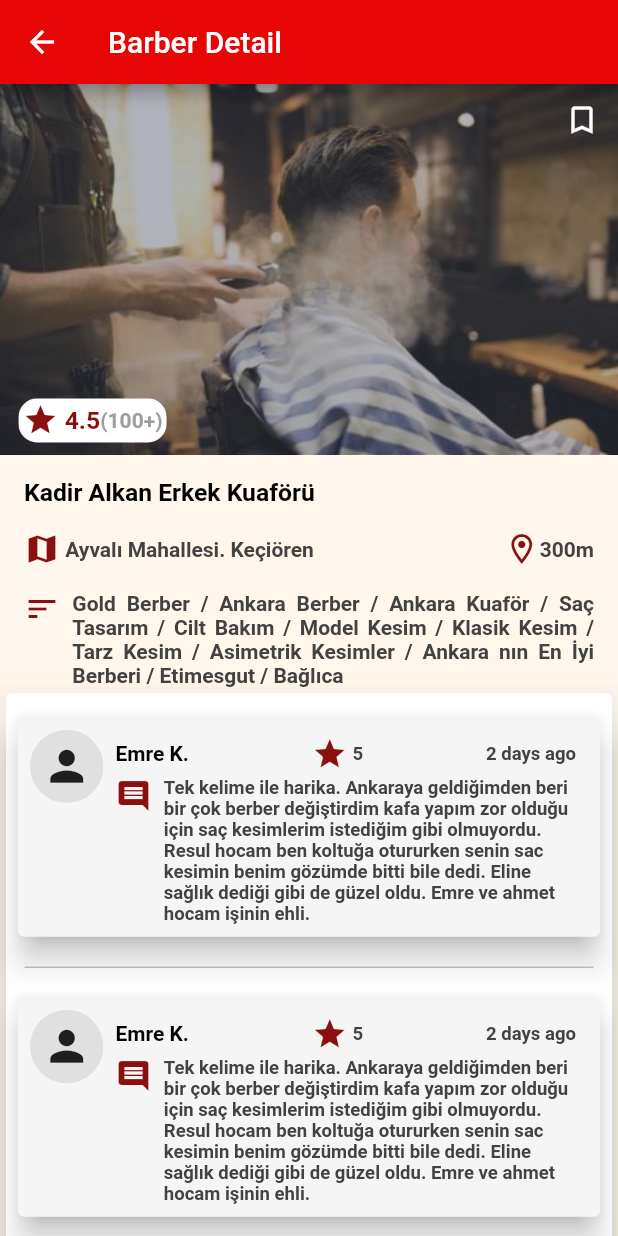
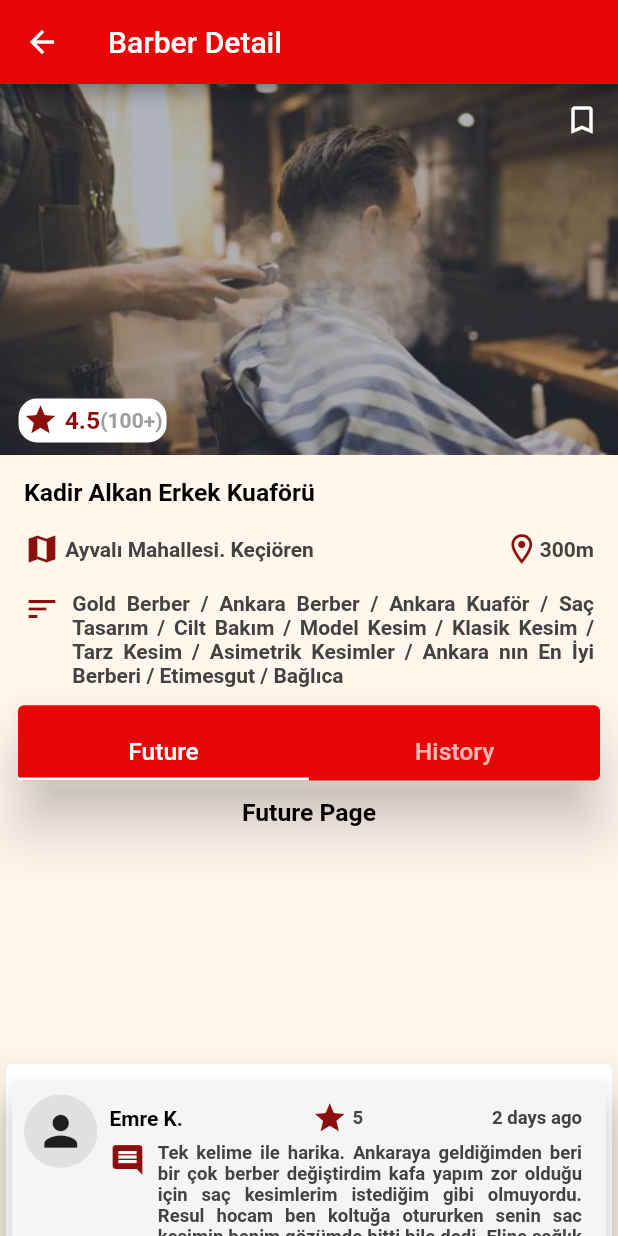
Before and after one commit to emrekorus/BarberBookingApp, a Flutter app: the screen it shows once a user with an empty profile is signed in, after a tap on "4.5", on a phone screen of 412 x 824 dp. Run offline on Flutter 3.47's test engine with Material 2 defaults, Android fonts, the phone set to English and light mode, and no system bars; our stand-ins replace firebase_auth, firebase_database, firebase_storage, flutter_spinkit, im_stepper, sliding_up_panel; accounts and stored records are empty; network calls fail.

Commit message:
Models are created. Snapshot and json parse operations are done.

```diff
--- a/lang/tr.json
+++ b/lang/tr.json
@@ -17,5 +17,4 @@
   "appointment_screen_title": "Appointment",
   "history_screen_title": "History",
   "profile_screen_title": "Profile"
-
 }
--- /dev/null
+++ b/lib/Models/Barber.dart
@@ -0,0 +1,114 @@
+import 'package:firebase_database/firebase_database.dart';
+import 'package:my_barber/Models/Personels.dart';
+import 'package:my_barber/Models/Review.dart';
+
+class Barber {
+  String ID;
+  String about;
+  String address;
+  String image;
+  double latitude;
+  double longitude;
+  String name;
+  List<Personal> personals;
+  List<Review> reviews;
+  double stars;
+
+  Barber.empty();
+
+  Barber(this.ID, this.about, this.address, this.image, this.latitude,
+      this.longitude, this.name, this.personals, this.reviews, this.stars);
+
+/*
+  Barber.map(dynamic obj) {
+    ID = obj['ID'];
+    about = obj['about'];
+    address = obj['address'];
+    image = obj['image'];
+    latitude = snapshot.value['latitude'];
+    longitude = snapshot.value['longitude'];
+    name = snapshot.value['name'];
+    personals = personalList;
+    reviews = reviewList;
+    stars = snapshot.value['stars'];
+  }*/
+
+  Barber.fromSnapshot(DataSnapshot snapshot) {
+    var list = snapshot.value['personels'] as List;
+    List<Personal> personalList =
+        list.map((i) => Personal.fromSnapshot(i)).toList();
+
+    var list2 = snapshot.value['reviews'] as List;
+    List<Review> reviewList = list2.map((i) => Review.fromSnapshot(i)).toList();
+
+    ID = snapshot.key;
+    about = snapshot.value['about'];
+    address = snapshot.value['address'];
+    image = snapshot.value['image'];
+    latitude = snapshot.value['latitude'];
+    longitude = snapshot.value['longitude'];
+    name = snapshot.value['name'];
+    personals = personalList;
+    reviews = reviewList;
+    stars = snapshot.value['stars'];
+  }
+
+  factory Barber.fromJson(dynamic json) {
+    var list = json['personels'];
+    List<Personal> personalList = [];
+    for (var individualKey in list.keys) {
+      Personal personal = Personal.fromJson(list[individualKey]);
+      personalList.add(personal);
+    }
+
+    var list2 = json['reviews'];
+    List<Review> reviewList = [];
+    if (list2 != null){
+      for (var individualKey in list2.keys) {
+        Review review = Review.fromJson(list2[individualKey]);
+        reviewList.add(review);
+      }
+    }
+
+
+    return Barber(
+      json['ID'] as String,
+      json['about'] as String,
+      json['address'] as String,
+      json['image'] as String,
+      json['latitude'] as double,
+      json['longitude'] as double,
+      json['name'] as String,
+      personalList,
+      reviewList,
+      json['stars'] as double,
+    );
+  }
+
+  Map toJson() {
+    List<Map> personals = this.personals != null
+        ? this.personals.map((i) => i.toJson()).toList()
+        : null;
+    List<Map> reviews = this.reviews != null
+        ? this.reviews.map((i) => i.toJson()).toList()
+        : null;
+
+    return {
+      'ID': ID,
+      'about': about,
+      'address': address,
+      'image': image,
+      'latitude': latitude,
+      'longitude': longitude,
+      'name': name,
+      'personalList': personals,
+      'reviews': reviews,
+      'stars': stars,
+    };
+  }
+
+  @override
+  String toString() {
+    return 'Barber{ID: $ID, about: $about, address: $address, image: $image, latitude: $latitude, longitude: $longitude, name: $name, personals: $personals, reviews: $reviews, stars: $stars}';
+  }
+}
--- /dev/null
+++ b/lib/Models/Personels.dart
@@ -0,0 +1,32 @@
+import 'package:firebase_database/firebase_database.dart';
+
+class Personal {
+  String id;
+  String barber_name;
+
+  Personal.empty();
+
+  Personal(this.id, this.barber_name);
+
+  Personal.fromSnapshot(DataSnapshot snapshot) {
+    id = snapshot.key;
+    barber_name = snapshot.value['barber_name'];
+  }
+
+  factory Personal.fromJson(dynamic json) {
+    return Personal(
+      json['id'] as String,
+      json['barber_name'] as String,
+    );
+  }
+
+  Map toJson() => {
+        'id': id,
+        'barber_name': barber_name,
+      };
+
+  @override
+  String toString() {
+    return 'Personel{id: $id, barber_name: $barber_name}';
+  }
+}
--- /dev/null
+++ b/lib/Models/Review.dart
@@ -0,0 +1,44 @@
+import 'package:firebase_database/firebase_database.dart';
+
+class Review {
+  String id;
+  String comment;
+  int star;
+  int time;
+  String user;
+
+  Review.empty();
+
+  Review(this.id, this.comment, this.star, this.time, this.user);
+
+  Review.fromSnapshot(DataSnapshot snapshot) {
+    id = snapshot.key;
+    comment = snapshot.value['comment'];
+    star = snapshot.value['star'];
+    time = snapshot.value['time'];
+    user = snapshot.value['user'];
+  }
+
+  factory Review.fromJson(dynamic json) {
+    return Review(
+      json['id'] as String,
+      json['comment'] as String,
+      json['star'] as int,
+      json['time'] as int,
+      json['user'] as String,
+    );
+  }
+
+  Map toJson() => {
+        'id': id,
+        'comment': comment,
+        'star': star,
+        'time': time,
+        'user': user,
+      };
+
+  @override
+  String toString() {
+    return 'Review{id: $id, comment: $comment, star: $star, time: $time, user: $user}';
+  }
+}
--- a/lib/Models/Users.dart
+++ b/lib/Models/Users.dart
@@ -17,7 +17,7 @@ class Users {
     name = snapshot.value['name'];
     surname = snapshot.value['surname'];
     email = snapshot.value['mail'];
-    phone_number = snapshot.value['phone_number'];
+    phone_number = snapshot.value['phone_number'].toString();
     profile_image = snapshot.value['profile_image'];
   }
 
--- a/lib/Screens/Appointment/AppointmentScreen.dart
+++ b/lib/Screens/Appointment/AppointmentScreen.dart
@@ -1,9 +1,13 @@
 import 'package:flutter/foundation.dart';
 import 'package:flutter/material.dart';
 import 'package:im_stepper/stepper.dart';
+import 'package:my_barber/Models/Users.dart';
 import 'package:my_barber/Utils/size_config.dart';
 
 class AppointmentScreen extends StatefulWidget {
+  Users user;
+
+  AppointmentScreen(this.user);
   @override
   _AppointmentScreenState createState() => _AppointmentScreenState();
 }
--- a/lib/Screens/Discover/DiscoverScreen.dart
+++ b/lib/Screens/Discover/DiscoverScreen.dart
@@ -1,19 +1,30 @@
 import 'package:carousel_slider/carousel_slider.dart';
 import 'package:flutter/cupertino.dart';
 import 'package:flutter/material.dart';
+import 'package:my_barber/Models/Barber.dart';
+import 'package:my_barber/Models/Users.dart';
 import 'package:my_barber/Screens/Generic/BarberItem.dart';
 import 'package:my_barber/Screens/Generic/FavouriteBarberItem.dart';
+import 'package:my_barber/Screens/Generic/LoadingScreen.dart';
 import 'package:my_barber/Screens/Generic/SystemUI.dart';
+import 'package:my_barber/Services/DatabaseHelper.dart';
 import 'package:my_barber/Utils/app_localizations.dart';
 import 'package:my_barber/Utils/size_config.dart';
 import 'package:sliding_up_panel/sliding_up_panel.dart';
 
 class DiscoverScreen extends StatefulWidget {
+  Users user;
+
+  DiscoverScreen(this.user);
+
   @override
   _DiscoverScreenState createState() => _DiscoverScreenState();
 }
 
 class _DiscoverScreenState extends State<DiscoverScreen> {
+  bool isLoading = true;
+  List<Barber> _barbers = [];
+
   List<int> list = [1, 2, 3, 4, 5];
   List<String> list2 = [
     "assets/images/1.jpg",
@@ -32,6 +43,31 @@ class _DiscoverScreenState extends State<DiscoverScreen> {
     });
   }
 
+  getBarbers() async {
+    setState(() {
+      isLoading = true;
+    });
+    try {
+      List<Barber> barbers = await DatabaseHelper().getBarbers();
+      if (mounted) {
+        setState(() {
+          _barbers = barbers;
+        });
+      }
+    } catch (e) {
+      print("getBarbers (): Exception: $e");
+    }
+    setState(() {
+      isLoading = false;
+    });
+  }
+
+  @override
+  void initState() {
+    super.initState();
+    getBarbers();
+  }
+
   @override
   Widget build(BuildContext context) {
     return SlidingUpPanel(
@@ -44,7 +80,7 @@ class _DiscoverScreenState extends State<DiscoverScreen> {
         panelBuilder: (scrollController) => buildSlidingPanel(
             scrollController: scrollController,
             panelController: panelController),
-        body: discoverScreenBody());
+        body: isLoading ? LoadingScreen() : discoverScreenBody());
   }
 
   Widget discoverScreenBody() {
@@ -167,7 +203,11 @@ class _DiscoverScreenState extends State<DiscoverScreen> {
                 ),
               ),
               Padding(
-                padding:  EdgeInsets.fromLTRB(1*SizeConfig.heightMultiplier, 1*SizeConfig.heightMultiplier, 1*SizeConfig.heightMultiplier, 0),
+                padding: EdgeInsets.fromLTRB(
+                    1 * SizeConfig.heightMultiplier,
+                    1 * SizeConfig.heightMultiplier,
+                    1 * SizeConfig.heightMultiplier,
+                    0),
                 child: Text("My Favourite Barbers"),
               ),
               Card(
@@ -187,7 +227,11 @@ class _DiscoverScreenState extends State<DiscoverScreen> {
                 ),
               ),
               Padding(
-                padding: EdgeInsets.fromLTRB(1*SizeConfig.heightMultiplier, 3*SizeConfig.heightMultiplier, 1*SizeConfig.heightMultiplier, 0),
+                padding: EdgeInsets.fromLTRB(
+                    1 * SizeConfig.heightMultiplier,
+                    3 * SizeConfig.heightMultiplier,
+                    1 * SizeConfig.heightMultiplier,
+                    0),
                 child: Text("All Barbers"),
               ),
               Card(
--- a/lib/Screens/Generic/BarberDetailItem.dart
+++ b/lib/Screens/Generic/BarberDetailItem.dart
@@ -178,6 +178,60 @@ class _BarberDetailItemState extends State<BarberDetailItem> {
                   ],
                 ),
               ),
+              Container(
+                height: 30*SizeConfig.heightMultiplier,
+                child: DefaultTabController(
+                  length: 2,
+                  child: new Scaffold(
+                    appBar: new PreferredSize(
+                      preferredSize: Size.fromHeight(9 * SizeConfig.heightMultiplier),
+                      child: Padding(
+                        padding: const EdgeInsets.all(8.0),
+                        child: new Card(
+                          elevation: 2 * SizeConfig.heightMultiplier,
+                          color: Theme.of(context).primaryColor,
+                          child: new SafeArea(
+                            child: Column(
+                              children: <Widget>[
+                                new Expanded(child: new Container()),
+                                new TabBar(
+                                  indicatorColor: Colors.white,
+                                  tabs: [
+                                    Padding(
+                                      padding: const EdgeInsets.all(8.0),
+                                      child: new Text(
+                                        "Future",
+                                        style: TextStyle(
+                                            fontSize: 2 * SizeConfig.textMultiplier),
+                                      ),
+                                    ),
+                                    Padding(
+                                      padding: const EdgeInsets.all(8.0),
+                                      child: new Text("History",
+                                          style: TextStyle(
+                                              fontSize: 2 * SizeConfig.textMultiplier)),
+                                    )
+                                  ],
+                                ),
+                              ],
+                            ),
+                          ),
+                        ),
+                      ),
+                    ),
+                    body: new TabBarView(
+                      children: <Widget>[
+                        new Column(
+                          children: <Widget>[new Text("Future Page")],
+                        ),
+                        new Column(
+                          children: <Widget>[new Text("History Page")],
+                        )
+                      ],
+                    ),
+                  ),
+                ),
+              ),
               Card(
                 elevation: 2 * SizeConfig.heightMultiplier,
                 child: Column(
--- /dev/null
+++ b/lib/Screens/Generic/LoadingScreen.dart
@@ -0,0 +1,16 @@
+import 'package:flutter/material.dart';
+import 'package:flutter_spinkit/flutter_spinkit.dart';
+
+class LoadingScreen extends StatefulWidget {
+  @override
+  _LoadingScreenState createState() => _LoadingScreenState();
+}
+
+class _LoadingScreenState extends State<LoadingScreen> {
+  @override
+  Widget build(BuildContext context) {
+    return Container(
+      child: Center(child:SpinKitRipple(color: Theme.of(context).primaryColorDark,)),
+    );
+  }
+}
--- a/lib/Screens/Generic/ReviewItem.dart
+++ b/lib/Screens/Generic/ReviewItem.dart
@@ -13,7 +13,7 @@ class _ReviewItemState extends State<ReviewItem> {
     return Card(
       elevation: 1 * SizeConfig.heightMultiplier,
       color: Colors.grey[100],
-      margin: EdgeInsets.all(8),
+      margin: EdgeInsets.all(4),
       child: Container(
         width: MediaQuery.of(context).size.width,
         child: Column(children: [
@@ -99,7 +99,7 @@ class _ReviewItemState extends State<ReviewItem> {
                                 style: TextStyle(
                                     color: Colors.grey[800],
                                     fontSize: 1.5 * SizeConfig.textMultiplier),
-                                textAlign: TextAlign.left,
+                                textAlign: TextAlign.justify,
                               ),
                             ),
                           ],
--- a/lib/Screens/Home/HomeScreen.dart
+++ b/lib/Screens/Home/HomeScreen.dart
@@ -1,12 +1,14 @@
 import 'package:flutter/material.dart';
+import 'package:my_barber/Models/Users.dart';
 import 'package:my_barber/Screens/Appointment/AppointmentScreen.dart';
 import 'package:my_barber/Screens/Discover/DiscoverScreen.dart';
+import 'package:my_barber/Screens/Generic/LoadingScreen.dart';
 import 'package:my_barber/Screens/Profile/ProfileScreen.dart';
+import 'package:my_barber/Services/auth_service.dart';
 import 'package:my_barber/Utils/app_localizations.dart';
 import 'package:my_barber/Utils/size_config.dart';
 
 class HomeScreen extends StatefulWidget {
-
   final int selectedPage;
 
   HomeScreen(this.selectedPage);
@@ -16,40 +18,53 @@ class HomeScreen extends StatefulWidget {
 }
 
 class _HomeScreenState extends State<HomeScreen> {
-
+  bool isLoading = true;
   int _selectedPage;
   var _pageOptions;
   String _appBarTitle = "";
   bool isLoadedOnce = false;
+  Users _user;
 
+  void getUser() async {
+    setState(() {
+      isLoading = true;
+    });
+    var user = await AuthService().getCurrentUser();
+    setState(() {
+      _user = user;
+      isLoading = false;
+      _pageOptions = [
+        DiscoverScreen(_user),
+        AppointmentScreen(_user),
+        ProfileScreen(_user),
+      ];
+    });
+  }
 
   @override
   void initState() {
     super.initState();
-    _pageOptions = [
-      DiscoverScreen(),
-      AppointmentScreen(),
-      ProfileScreen(),
-    ];
+    getUser();
 
     setState(() {
       _selectedPage = widget.selectedPage != null ? widget.selectedPage : 0;
     });
-
   }
 
   @override
   Widget build(BuildContext context) {
-
-    if(!isLoadedOnce){
-      if(_selectedPage == 0){
-        _appBarTitle = AppLocalizations.of(context).translate('discover_screen_title');
+    if (!isLoadedOnce) {
+      if (_selectedPage == 0) {
+        _appBarTitle =
+            AppLocalizations.of(context).translate('discover_screen_title');
       }
-      if(_selectedPage == 1){
-        _appBarTitle = AppLocalizations.of(context).translate('appointment_screen_title');
+      if (_selectedPage == 1) {
+        _appBarTitle =
+            AppLocalizations.of(context).translate('appointment_screen_title');
       }
-      if(_selectedPage == 2){
-        _appBarTitle = AppLocalizations.of(context).translate('profile_screen_title');
+      if (_selectedPage == 2) {
+        _appBarTitle =
+            AppLocalizations.of(context).translate('profile_screen_title');
       }
       isLoadedOnce = true;
     }
@@ -57,23 +72,26 @@ class _HomeScreenState extends State<HomeScreen> {
     return Scaffold(
       resizeToAvoidBottomInset: false,
       appBar: AppBar(
-          title: Text(_appBarTitle),
+        title: Text(_appBarTitle),
       ),
-      body: _pageOptions[_selectedPage],
+      body: isLoading ? LoadingScreen() : _pageOptions[_selectedPage],
       bottomNavigationBar: Theme(
           data: Theme.of(context).copyWith(canvasColor: Colors.white),
           child: BottomNavigationBar(
             currentIndex: _selectedPage,
-            onTap: (int index){
+            onTap: (int index) {
               setState(() {
-                if(index == 0){
-                  _appBarTitle = AppLocalizations.of(context).translate('discover_screen_title');
+                if (index == 0) {
+                  _appBarTitle = AppLocalizations.of(context)
+                      .translate('discover_screen_title');
                 }
-                if(index == 1){
-                  _appBarTitle = AppLocalizations.of(context).translate('appointment_screen_title');
+                if (index == 1) {
+                  _appBarTitle = AppLocalizations.of(context)
+                      .translate('appointment_screen_title');
                 }
-                if(index == 2){
-                  _appBarTitle = AppLocalizations.of(context).translate('profile_screen_title');
+                if (index == 2) {
+                  _appBarTitle = AppLocalizations.of(context)
+                      .translate('profile_screen_title');
                 }
                 _selectedPage = index;
               });
@@ -84,22 +102,31 @@ class _HomeScreenState extends State<HomeScreen> {
               BottomNavigationBarItem(
                 icon: Icon(Icons.dashboard),
                 title: Text(
-                  AppLocalizations.of(context).translate('discover_screen_title'),
-                  style: TextStyle(fontWeight: FontWeight.bold, fontSize: 2 * SizeConfig.textMultiplier),
+                  AppLocalizations.of(context)
+                      .translate('discover_screen_title'),
+                  style: TextStyle(
+                      fontWeight: FontWeight.bold,
+                      fontSize: 2 * SizeConfig.textMultiplier),
                 ),
               ),
               BottomNavigationBarItem(
                 icon: Icon(Icons.book_online),
                 title: Text(
-                  AppLocalizations.of(context).translate('appointment_screen_title'),
-                  style: TextStyle(fontWeight: FontWeight.bold, fontSize: 2 * SizeConfig.textMultiplier),
+                  AppLocalizations.of(context)
+                      .translate('appointment_screen_title'),
+                  style: TextStyle(
+                      fontWeight: FontWeight.bold,
+                      fontSize: 2 * SizeConfig.textMultiplier),
                 ),
               ),
               BottomNavigationBarItem(
                 icon: Icon(Icons.person_pin),
                 title: Text(
-                  AppLocalizations.of(context).translate('profile_screen_title'),
-                  style: TextStyle(fontWeight: FontWeight.bold, fontSize: 2 * SizeConfig.textMultiplier),
+                  AppLocalizations.of(context)
+                      .translate('profile_screen_title'),
+                  style: TextStyle(
+                      fontWeight: FontWeight.bold,
+                      fontSize: 2 * SizeConfig.textMultiplier),
                 ),
               ),
             ],
--- /dev/null
+++ b/lib/Services/DatabaseHelper.dart
@@ -0,0 +1,38 @@
+import 'package:firebase_auth/firebase_auth.dart';
+import 'package:firebase_database/firebase_database.dart';
+import 'package:firebase_storage/firebase_storage.dart';
+import 'package:flutter/cupertino.dart';
+import 'package:flutter/material.dart';
+import 'package:my_barber/Models/Barber.dart';
+import 'package:my_barber/Models/Users.dart';
+import 'dart:io';
+
+import 'package:my_barber/Screens/Home/HomeScreen.dart';
+import 'package:my_barber/Screens/Login/LoginScreen.dart';
+import 'package:my_barber/Utils/app_localizations.dart';
+
+class DatabaseHelper {
+  final _databaseRef =
+      FirebaseDatabase.instance.reference(); //database reference object
+
+  Future<List<Barber>> getBarbers() async {
+    List<Barber> barbers = [];
+    try {
+      await _databaseRef.child("barbers").once().then((DataSnapshot snapshot) {
+        if (snapshot.value != null) {
+          var DATA = snapshot.value;
+          for (var individualKey in snapshot.value.keys) {
+            Barber barber = Barber.fromJson(DATA[individualKey]);
+            barbers.add(barber);
+          }
+        } else {
+          print("DatabaseHelper - getBarbers(): Error: snapshot is null");
+        }
+      });
+    } catch (e) {
+      print("DatabaseHelper - getBarbers(): Error: ${e}");
+    }
+    print(barbers);
+    return barbers;
+  }
+}
```
Also changed, not shown: lib/Screens/Profile/ProfileScreen.dart (+12 -15 lines).
